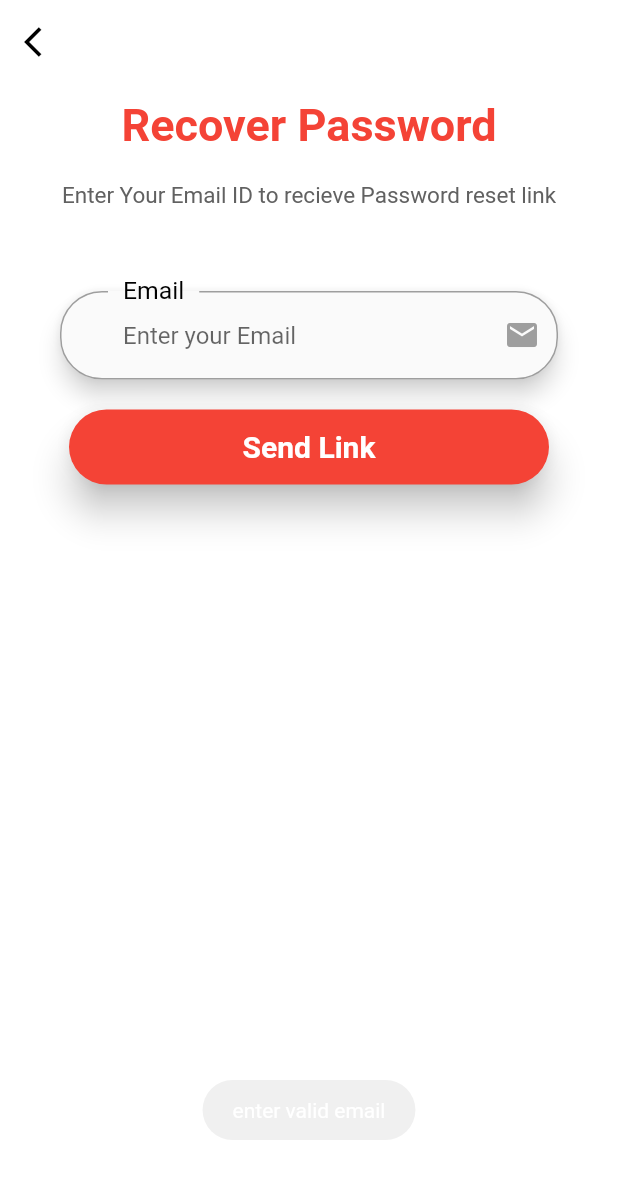
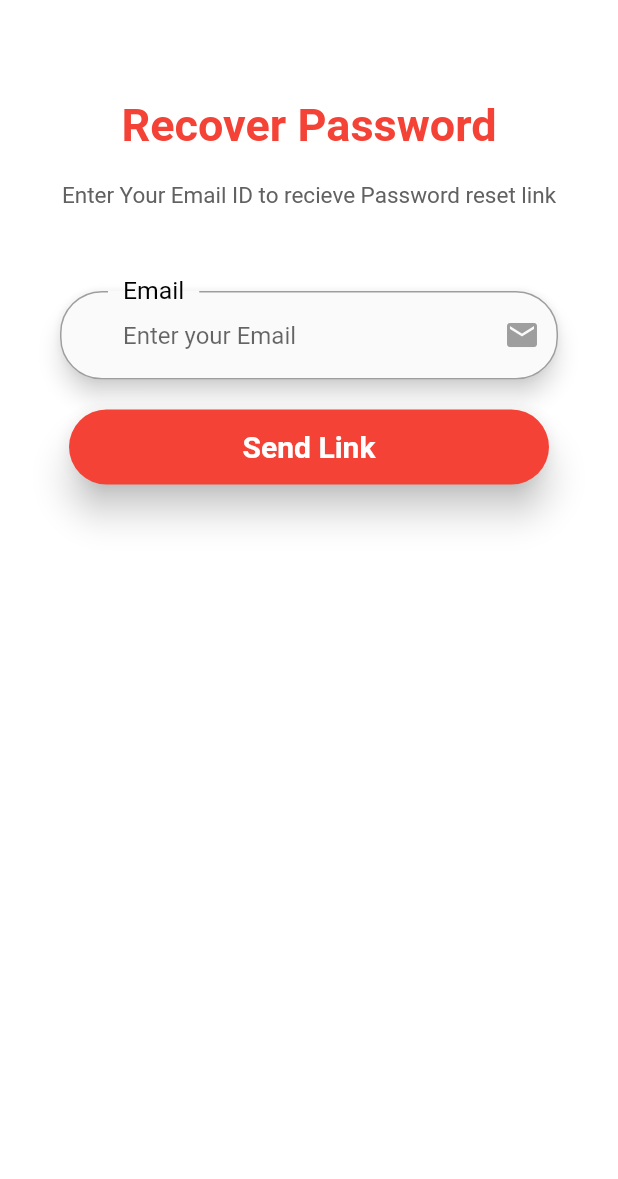
Before and after one commit to laxminagaral/womens-fashion-store, a Flutter app: the ForgetPasswordpage screen opened directly, after a tap on "Send Link", on a phone screen of 412 x 824 dp. Shown: the top 1179 px of the screen. Run offline on Flutter 3.47's test engine with Material 2 defaults, Android fonts, the phone set to English and light mode, and no system bars; our stand-ins replace firebase_auth, firebase_core, flutter_svg, fluttertoast, simple_animations; missing offline and left inert: edge_alert; accounts and stored records are empty.

Commit message:
Update forgetpasswordpage.dart

```diff
--- a/lib/forgetpasswordpage.dart
+++ b/lib/forgetpasswordpage.dart
@@ -1,3 +1,4 @@
+import 'package:edge_alert/edge_alert.dart';
 import 'package:flutter/material.dart';
 import 'package:flutter_svg/flutter_svg.dart';
 import 'package:shop_app/screens/home/home_screen.dart';
@@ -26,12 +27,6 @@ class _ForgetPasswordpageState extends State<ForgetPasswordpage> {
             elevation: 0,
             brightness: Brightness.light,
             backgroundColor: Colors.white,
-            leading: IconButton(
-            icon: Icon(
-              Icons.arrow_back_ios,
-              color: Colors.black,
-            ),
-            onPressed: () => Navigator.pop(context)),
           ),
           body: Container(
             width: double.infinity,
@@ -144,15 +139,17 @@ class _ForgetPasswordpageState extends State<ForgetPasswordpage> {
   }
   void resetPassword(BuildContext context) async{
     if (editController.text.length==0 || !editController.text.contains("@")) {
-      Fluttertoast.showToast(msg: "enter valid email",
-      textColor:Colors.white);
+       EdgeAlert.show(context, title:"Error", description:'Enter Valid Email', gravity: EdgeAlert.BOTTOM, backgroundColor:Colors.red, icon: Icons.error);
+      // Fluttertoast.showToast(msg: "enter valid email",
+      // textColor:Colors.white);
       return;
 
     }
     await FirebaseAuth.instance.
     sendPasswordResetEmail(email: editController.text);
-    Fluttertoast.showToast(msg: "Reset password link has sent your mail please use it to change the password",
-      textColor:Colors.white);
+          EdgeAlert.show(context, title:"Success", description:'Reset password link has sent your mail please use it to change the password', gravity: EdgeAlert.BOTTOM, backgroundColor:Colors.green , icon: Icons.check_circle);
+    // Fluttertoast.showToast(msg: "Reset password link has sent your mail please use it to change the password",
+      // textColor:Colors.white);
       Navigator.pop(context);
 
   }
```
